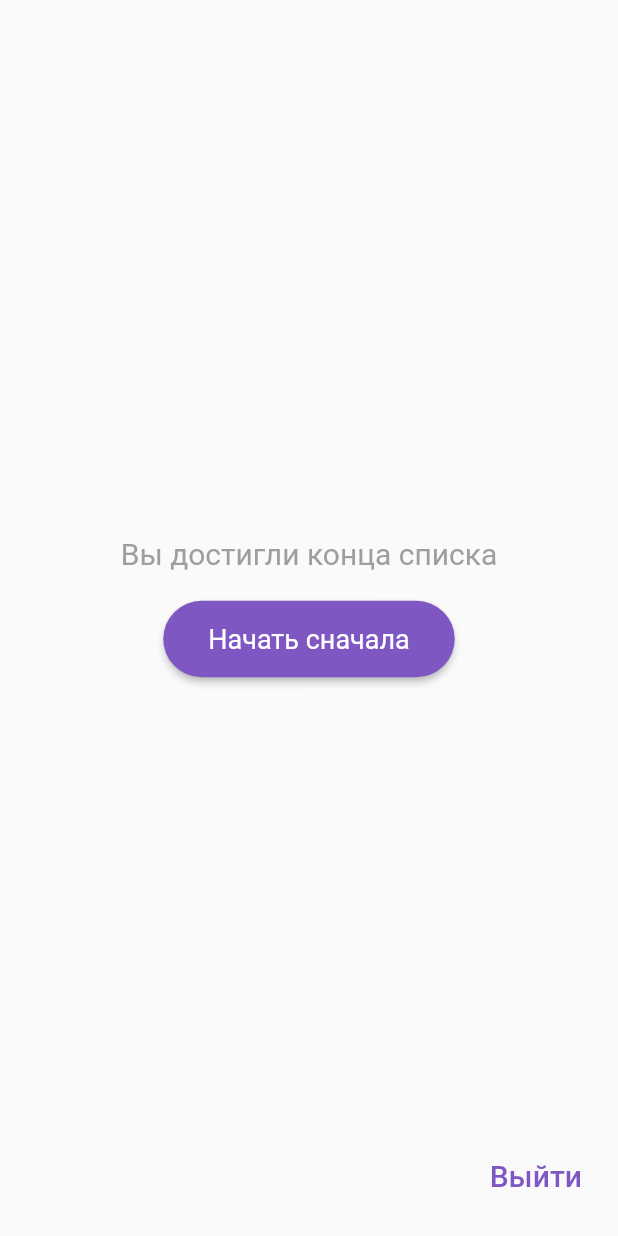
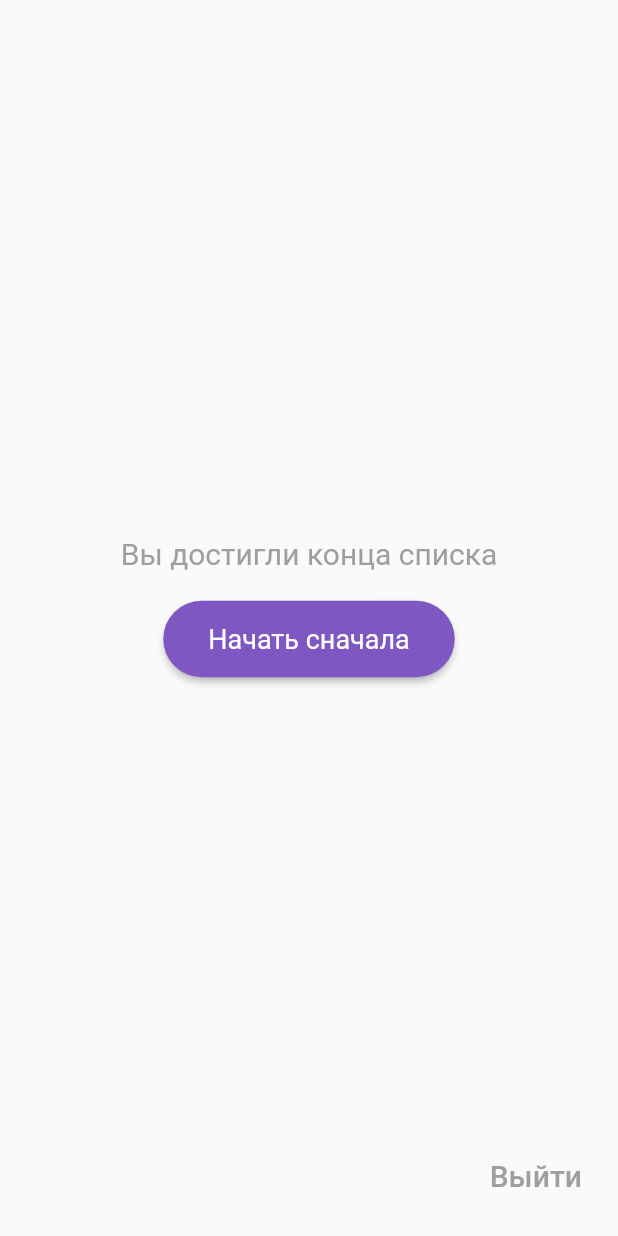
Before and after one commit to akmalova/tinder, a Flutter app: the Finish screen opened by its route, on a phone screen of 412 x 824 dp. Run offline on Flutter 3.47's test engine with Material 2 defaults, Android fonts, the phone set to English and light mode, and no system bars; our stand-ins replace bloc, flutter_bloc, swipe_cards.

Commit message:
Color changed

```diff
--- a/lib/screens/auth.dart
+++ b/lib/screens/auth.dart
@@ -1,7 +1,6 @@
 import 'package:flutter/material.dart';
 import 'package:flutter_bloc/flutter_bloc.dart';
 import 'package:tinder/cubit/auth_cubit.dart';
-
 
 class Auth extends StatelessWidget {
   const Auth({super.key});
--- a/lib/screens/finish.dart
+++ b/lib/screens/finish.dart
@@ -11,7 +11,7 @@ class Finish extends StatelessWidget {
           'Выйти',
           style: TextStyle(
             fontSize: 20,
-            color: Colors.deepPurple[400],
+            color: Colors.grey[500],
           ),
         ),
         onPressed: () {
```
